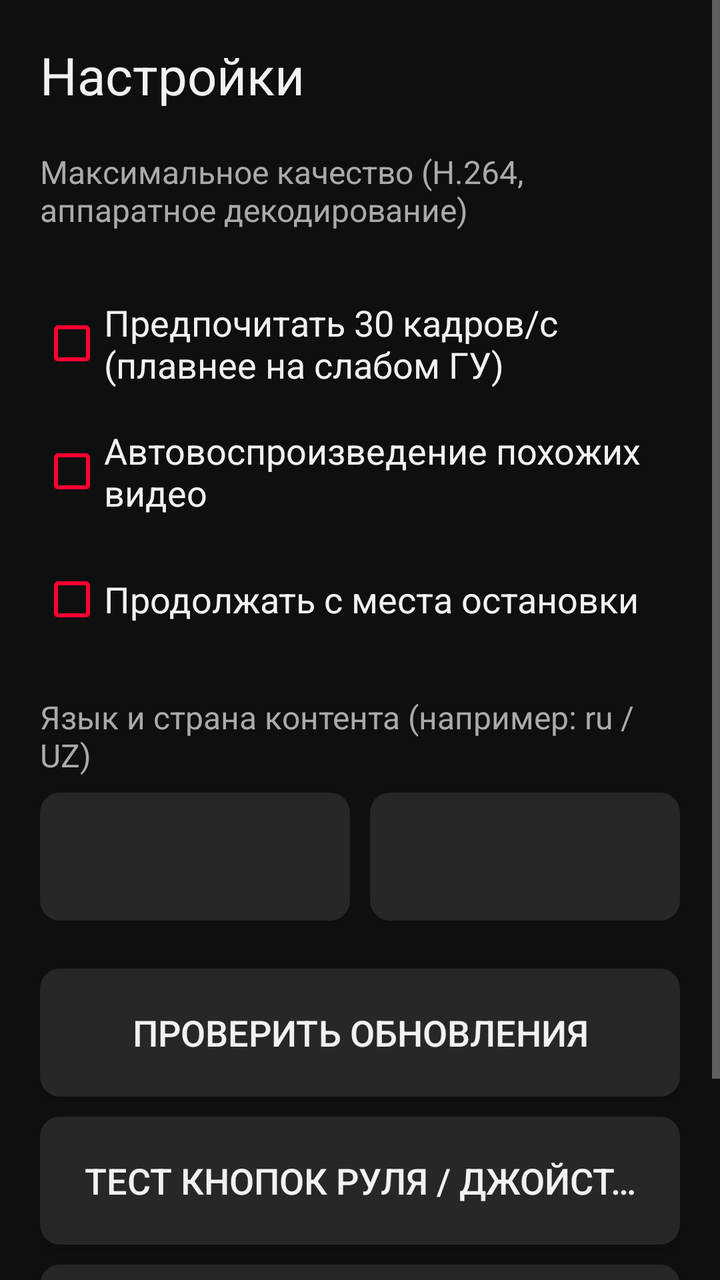
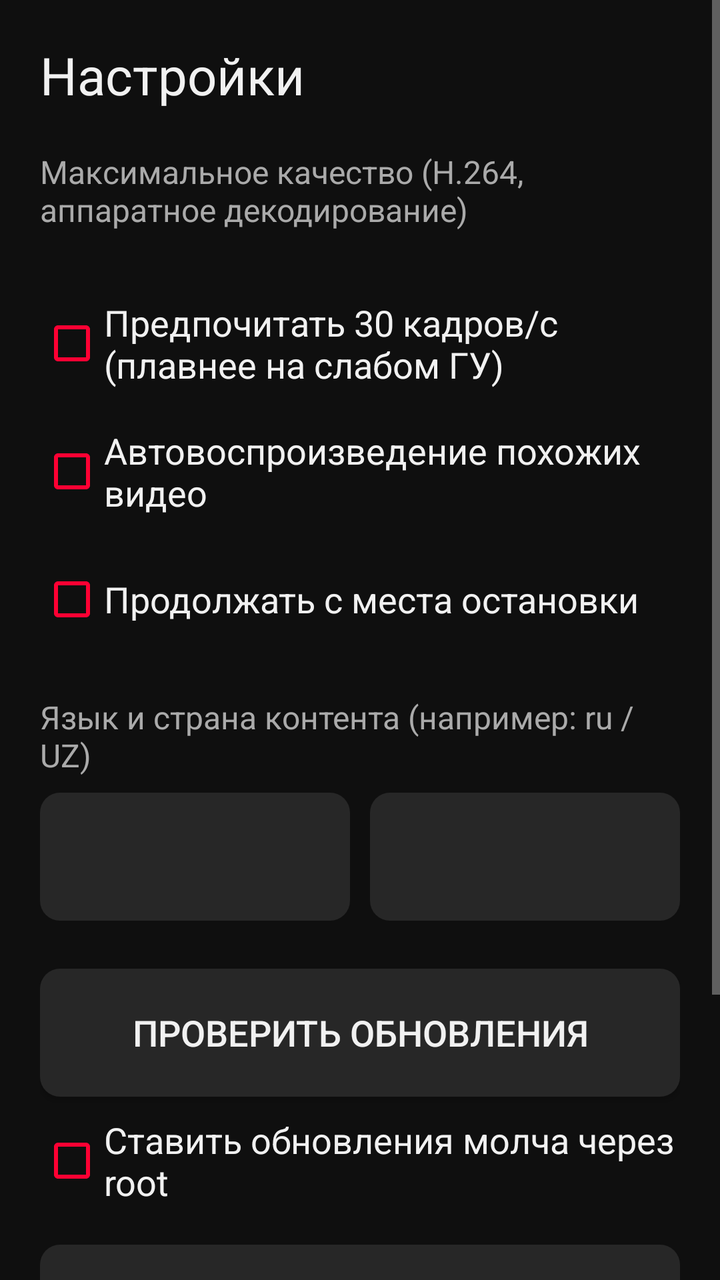

The first picture is an Android layout as it rendered before a commit; the second is the same layout after the commit. The layout source and the unified diff follow.
<!-- AndroidManifest.xml: application theme Theme.A6 -->
<!-- res/layout/activity_settings.xml -->
<?xml version="1.0" encoding="utf-8"?>
<ScrollView xmlns:android="http://schemas.android.com/apk/res/android"
    android:layout_width="match_parent"
    android:layout_height="match_parent">

    <LinearLayout
        android:layout_width="match_parent"
        android:layout_height="wrap_content"
        android:orientation="vertical"
        android:padding="20dp">

        <TextView
            android:layout_width="wrap_content"
            android:layout_height="wrap_content"
            android:text="@string/settings"
            android:textColor="@color/text"
            android:textSize="26sp" />

        <TextView
            android:layout_width="wrap_content"
            android:layout_height="wrap_content"
            android:layout_marginTop="20dp"
            android:text="Максимальное качество (H.264, аппаратное декодирование)"
            android:textColor="@color/text2"
            android:textSize="16sp" />

        <LinearLayout
            android:id="@+id/qualityRow"
            android:layout_width="match_parent"
            android:layout_height="wrap_content"
            android:layout_marginTop="8dp"
            android:orientation="horizontal" />

        <CheckBox
            android:id="@+id/prefer30"
            android:layout_width="match_parent"
            android:layout_height="@dimen/btn_h"
            android:layout_marginTop="16dp"
            android:background="@drawable/bg_item"
            android:buttonTint="@color/accent"
            android:text="Предпочитать 30 кадров/с (плавнее на слабом ГУ)"
            android:textColor="@color/text"
            android:textSize="18sp" />

        <CheckBox
            android:id="@+id/autoplay"
            android:layout_width="match_parent"
            android:layout_height="@dimen/btn_h"
            android:background="@drawable/bg_item"
            android:buttonTint="@color/accent"
            android:text="Автовоспроизведение похожих видео"
            android:textColor="@color/text"
            android:textSize="18sp" />

        <CheckBox
            android:id="@+id/resume"
            android:layout_width="match_parent"
            android:layout_height="@dimen/btn_h"
            android:background="@drawable/bg_item"
            android:buttonTint="@color/accent"
            android:text="Продолжать с места остановки"
            android:textColor="@color/text"
            android:textSize="18sp" />

        <TextView
            android:layout_width="wrap_content"
            android:layout_height="wrap_content"
            android:layout_marginTop="16dp"
            android:text="Язык и страна контента (например: ru / UZ)"
            android:textColor="@color/text2"
            android:textSize="16sp" />

        <LinearLayout
            android:layout_width="match_parent"
            android:layout_height="wrap_content"
            android:layout_marginTop="8dp"
            android:orientation="horizontal">

            <EditText
                android:id="@+id/language"
                android:layout_width="0dp"
                android:layout_height="@dimen/btn_h"
                android:layout_weight="1"
                android:background="@drawable/bg_edit"
                android:inputType="text"
                android:paddingStart="16dp"
                android:singleLine="true"
                android:textColor="@color/text"
                android:textSize="20sp" />

            <EditText
                android:id="@+id/country"
                android:layout_width="0dp"
                android:layout_height="@dimen/btn_h"
                android:layout_marginStart="10dp"
                android:layout_weight="1"
                android:background="@drawable/bg_edit"
                android:inputType="textCapCharacters"
                android:paddingStart="16dp"
                android:singleLine="true"
                android:textColor="@color/text"
                android:textSize="20sp" />
        </LinearLayout>

        <Button
            android:id="@+id/checkUpdate"
            style="@style/Btn"
            android:layout_width="match_parent"
            android:layout_marginTop="24dp"
            android:text="Проверить обновления" />

        <Button
            android:id="@+id/keyTest"
            style="@style/Btn"
            android:layout_width="match_parent"
            android:layout_marginTop="10dp"
            android:text="@string/key_test" />

        <Button
            android:id="@+id/clearHistory"
            style="@style/Btn"
            android:layout_width="match_parent"
            android:layout_marginTop="10dp"
            android:text="Очистить историю" />

        <TextView
            android:id="@+id/info"
            android:layout_width="match_parent"
            android:layout_height="wrap_content"
            android:layout_marginTop="24dp"
            android:textColor="@color/text2"
            android:textIsSelectable="true"
            android:textSize="14sp" />
    </LinearLayout>
</ScrollView>
<!-- resources referenced by this layout -->
<resources>
  <color name="accent">#FF0033</color>
  <color name="text">#F1F1F1</color>
  <color name="text2">#AAAAAA</color>
  <dimen name="btn_h">64dp</dimen>
  <!-- drawable bg_edit (drawable) -->
  <?xml version="1.0" encoding="utf-8"?>
  <selector xmlns:android="http://schemas.android.com/apk/res/android">
      <item android:state_focused="true">
          <shape><solid android:color="@color/surface2" /><stroke android:width="3dp" android:color="@color/focus" /><corners android:radius="10dp" /></shape>
      </item>
      <item>
          <shape><solid android:color="@color/surface2" /><corners android:radius="10dp" /></shape>
      </item>
  </selector>
  <!-- drawable bg_item (drawable) -->
  <?xml version="1.0" encoding="utf-8"?>
  <selector xmlns:android="http://schemas.android.com/apk/res/android">
      <item android:state_focused="true">
          <shape><solid android:color="@color/focus_bg" /><stroke android:width="3dp" android:color="@color/focus" /><corners android:radius="8dp" /></shape>
      </item>
      <item android:state_activated="true">
          <shape><solid android:color="#26FFFFFF" /><corners android:radius="8dp" /></shape>
      </item>
      <item android:state_pressed="true">
          <shape><solid android:color="#1FFFFFFF" /><corners android:radius="8dp" /></shape>
      </item>
      <item android:drawable="@android:color/transparent" />
  </selector>
  <string name="key_test">Тест кнопок руля / джойстика</string>
  <string name="settings">Настройки</string>
  <style name="Btn">
          <item name="android:layout_height">@dimen/btn_h</item>
          <item name="android:minWidth">88dp</item>
          <item name="android:paddingStart">18dp</item>
          <item name="android:paddingEnd">18dp</item>
          <item name="android:gravity">center</item>
          <item name="android:textSize">18sp</item>
          <item name="android:textColor">@color/btn_text</item>
          <item name="android:background">@drawable/bg_btn</item>
          <item name="android:focusable">true</item>
          <item name="android:clickable">true</item>
          <item name="android:singleLine">true</item>
      </style>
  <color name="surface2">#272727</color>
  <color name="focus">#FFD600</color>
  <color name="focus_bg">#33FFD600</color>
  <!-- drawable bg_btn (drawable) -->
  <?xml version="1.0" encoding="utf-8"?>
  <selector xmlns:android="http://schemas.android.com/apk/res/android">
      <item android:state_focused="true">
          <shape><solid android:color="@color/focus_bg" /><stroke android:width="3dp" android:color="@color/focus" /><corners android:radius="10dp" /></shape>
      </item>
      <item android:state_pressed="true">
          <shape><solid android:color="#3A3A3A" /><corners android:radius="10dp" /></shape>
      </item>
      <item android:state_selected="true">
          <shape><solid android:color="@color/text" /><corners android:radius="10dp" /></shape>
      </item>
      <item>
          <shape><solid android:color="@color/surface2" /><corners android:radius="10dp" /></shape>
      </item>
  </selector>
  <color name="bg">#0F0F0F</color>
  <color name="surface">#1C1C1C</color>
  <style name="Dialog.A6" parent="android:Theme.Material.Dialog.Alert">
          <item name="android:colorAccent">@color/focus</item>
          <item name="android:textSize">20sp</item>
          <item name="android:windowBackground">@color/surface</item>
      </style>
  <!-- unchanged entries left out for length: 1 -->
</resources>

<!-- the commit's change to res/layout/activity_settings.xml (unified diff, before → after) -->
@@ -109,6 +109,16 @@
             android:layout_marginTop="24dp"
             android:text="Проверить обновления" />
 
+        <CheckBox
+            android:id="@+id/updateRoot"
+            android:layout_width="match_parent"
+            android:layout_height="@dimen/btn_h"
+            android:background="@drawable/bg_item"
+            android:buttonTint="@color/accent"
+            android:text="Ставить обновления молча через root"
+            android:textColor="@color/text"
+            android:textSize="18sp" />
+
         <Button
             android:id="@+id/keyTest"
             style="@style/Btn"
